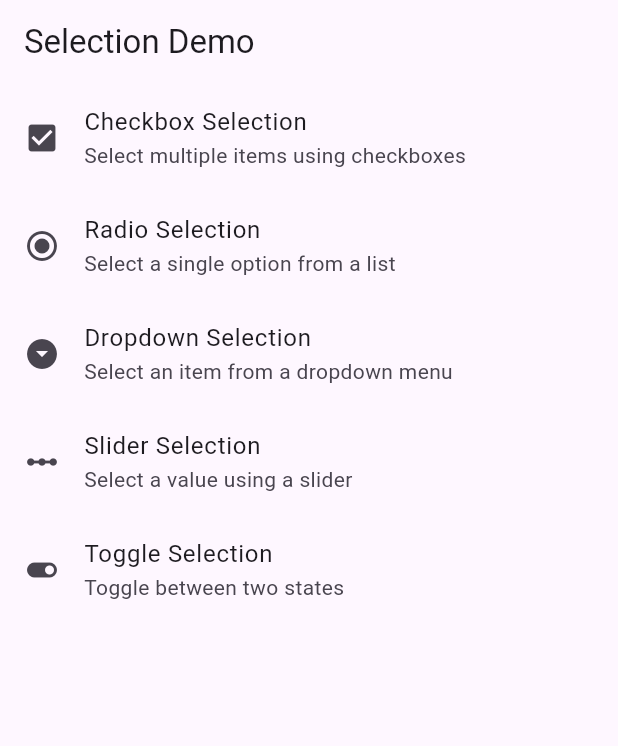
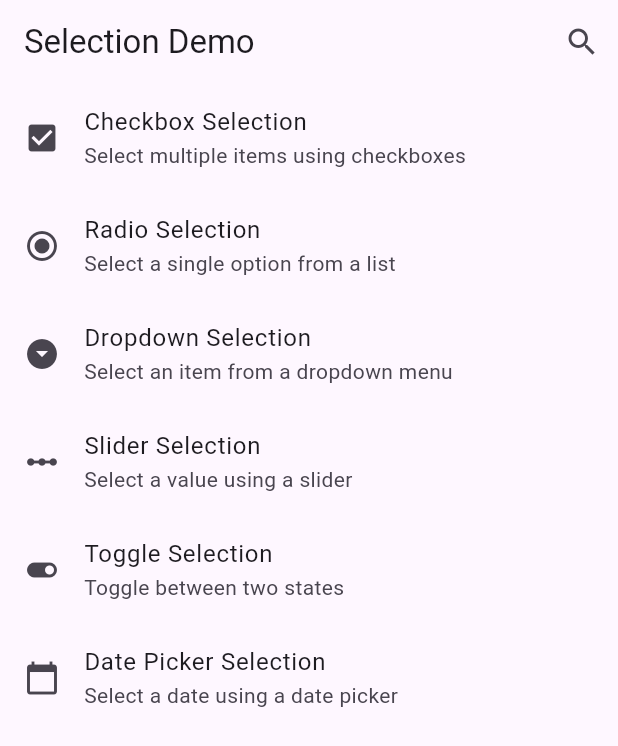
Before and after one commit to pradapjackie/flutter-automation-test, a Flutter app: the screen it shows after launch, on a phone screen of 412 x 824 dp. Shown: the top 746 px of the screen. Run offline on Flutter 3.47's test engine with Material 3 defaults, Android fonts, the phone set to English and light mode, and no system bars; missing offline and left inert: flutter_driver.

Commit message:
updated the code for search option and icon

```diff
--- a/lib/main.dart
+++ b/lib/main.dart
@@ -1,12 +1,14 @@
 import 'package:flutter/material.dart';
 import 'screens/home_screen.dart';
+import 'package:flutter_driver/driver_extension.dart';
 
 void main() {
+  enableFlutterDriverExtension();
   runApp(const SelectionDemoApp());
 }
 
 class SelectionDemoApp extends StatelessWidget {
-  const SelectionDemoApp({Key? key}) : super(key: key);
+  const SelectionDemoApp({super.key});
 
   @override
   Widget build(BuildContext context) {
--- a/lib/screens/home_screen.dart
+++ b/lib/screens/home_screen.dart
@@ -7,13 +7,24 @@ import '../widgets/radio_selection.dart';
 import '../widgets/dropdown_selection.dart';
 import '../widgets/slider_selection.dart';
 import '../widgets/toggle_selection.dart';
+import '../widgets/date_picker_selection.dart'; // Import the date picker widget
 
-class HomeScreen extends StatelessWidget {
+class HomeScreen extends StatefulWidget {
   const HomeScreen({Key? key}) : super(key: key);
 
   @override
-  Widget build(BuildContext context) {
-    final List<SelectionOption> options = [
+  State<HomeScreen> createState() => _HomeScreenState();
+}
+
+class _HomeScreenState extends State<HomeScreen> {
+  // Controller to read text from the search field
+  final TextEditingController _searchController = TextEditingController();
+
+  // Whether we are currently in "search mode"
+  bool _isSearching = false;
+
+  // The list of options including Date Picker Selection
+  final List<SelectionOption> _options = [
     const SelectionOption(
       title: 'Checkbox Selection',
       description: 'Select multiple items using checkboxes',
@@ -44,17 +55,64 @@ class HomeScreen extends StatelessWidget {
       routeName: '/toggle',
       icon: Icons.toggle_on,
     ),
+    const SelectionOption(
+      title: 'Date Picker Selection',
+      description: 'Select a date using a date picker',
+      routeName: '/date_picker',
+      icon: Icons.calendar_today,
+    ),
   ];
+
+  @override
+  void dispose() {
+    _searchController.dispose();
+    super.dispose();
+  }
+
+  @override
+  Widget build(BuildContext context) {
+    // Filter the list based on the search query
+    final String query = _searchController.text.toLowerCase();
+    final List<SelectionOption> filteredOptions = _options.where((option) {
+      final titleMatch = option.title.toLowerCase().contains(query);
+      final descriptionMatch = option.description.toLowerCase().contains(query);
+      return titleMatch || descriptionMatch;
+    }).toList();
 
     return Scaffold(
       appBar: AppBar(
-        title: const Text('Selection Demo', key: AppKeys.homeScreenTitle),
+        title: _isSearching
+            ? TextField(
+          key: AppKeys.homeScreenSearchField,
+          controller: _searchController,
+          decoration: const InputDecoration(
+            hintText: 'Search...',
+            border: InputBorder.none,
+          ),
+          onChanged: (value) => setState(() {}),
+          autofocus: true,
+        )
+            : const Text('Selection Demo', key: AppKeys.homeScreenTitle),
+        actions: [
+          IconButton(
+            key: AppKeys.homeScreenSearchIcon,
+            icon: Icon(_isSearching ? Icons.close : Icons.search),
+            onPressed: () {
+              setState(() {
+                if (_isSearching) {
+                  _searchController.clear();
+                }
+                _isSearching = !_isSearching;
+              });
+            },
+          ),
+        ],
       ),
       body: ListView.builder(
         key: AppKeys.homeScreenList,
-        itemCount: options.length,
+        itemCount: filteredOptions.length,
         itemBuilder: (context, index) {
-          final option = options[index];
+          final option = filteredOptions[index];
           return ListTile(
             leading: Icon(option.icon),
             title: Text(option.title),
@@ -77,6 +135,9 @@ class HomeScreen extends StatelessWidget {
                 case '/toggle':
                   screen = const ToggleSelection();
                   break;
+                case '/date_picker':
+                  screen = const DatePickerSelection();
+                  break;
                 default:
                   screen = const SizedBox.shrink();
               }
--- a/lib/utils/keys.dart
+++ b/lib/utils/keys.dart
@@ -31,4 +31,8 @@ class AppKeys {
   static const toggleSelectionScreen = Key('toggle_selection_screen');
   static const toggleSwitch = Key('toggle_switch');
   static const toggleStatus = Key('toggle_status');
+
+  //calendar
+   static const homeScreenSearchField = Key('homeScreenSearchField');
+  static const homeScreenSearchIcon = Key('homeScreenSearchIcon');
 }
--- a/pubspec.yaml
+++ b/pubspec.yaml
@@ -19,7 +19,7 @@ publish_to: 'none' # Remove this line if you wish to publish to pub.dev
 version: 1.0.0+1
 
 environment:
-  sdk: ^3.7.0-267.0.dev
+  sdk: '>=3.0.0 <4.0.0'
 
 # Dependencies specify other packages that your package needs in order to work.
 # To automatically upgrade your package dependencies to the latest versions
@@ -42,6 +42,7 @@ dev_dependencies:
     sdk: flutter
   flutter_driver:
     sdk: flutter
+  intl: ^0.17.0
   # The "flutter_lints" package below contains a set of recommended lints to
   # encourage good coding practices. The lint set provided by the package is
   # activated in the `analysis_options.yaml` file located at the root of your
```
Also changed, not shown: lib/widgets/date_picker_selection.dart (added, +51 -0 lines), pubspec.lock, 7 other files. Lines whose indentation alone changed are shown as unchanged.
